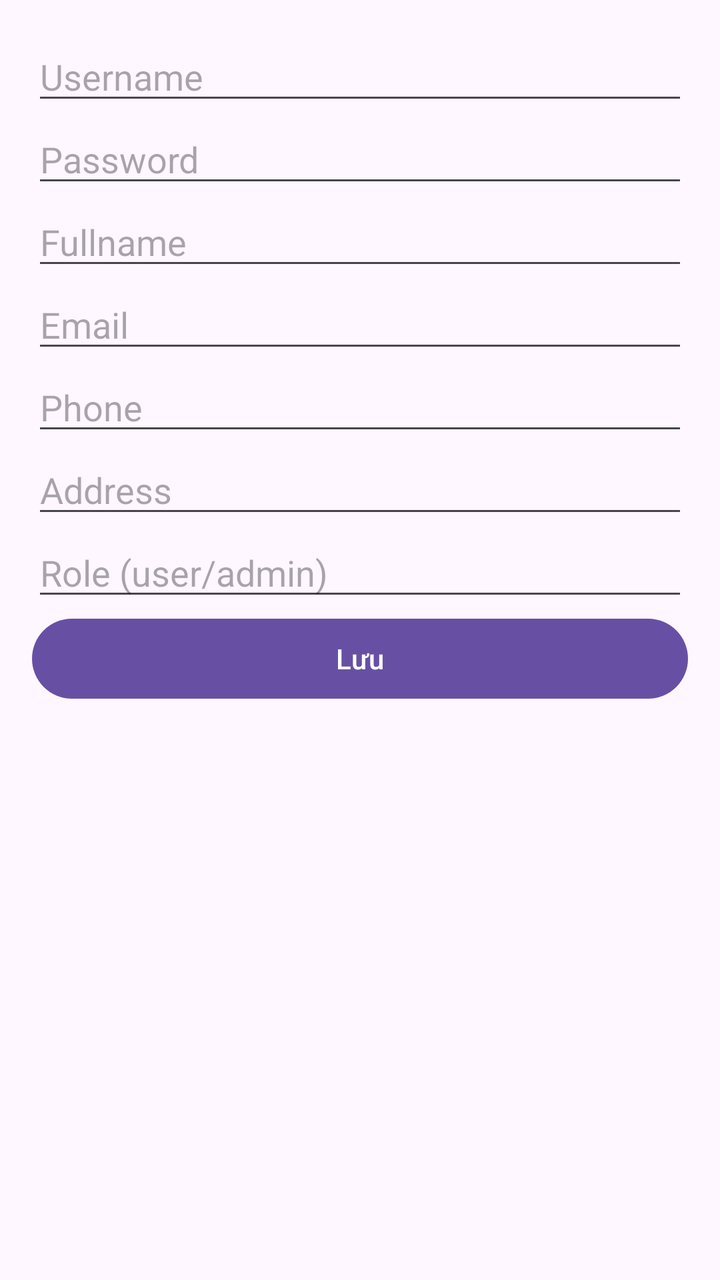
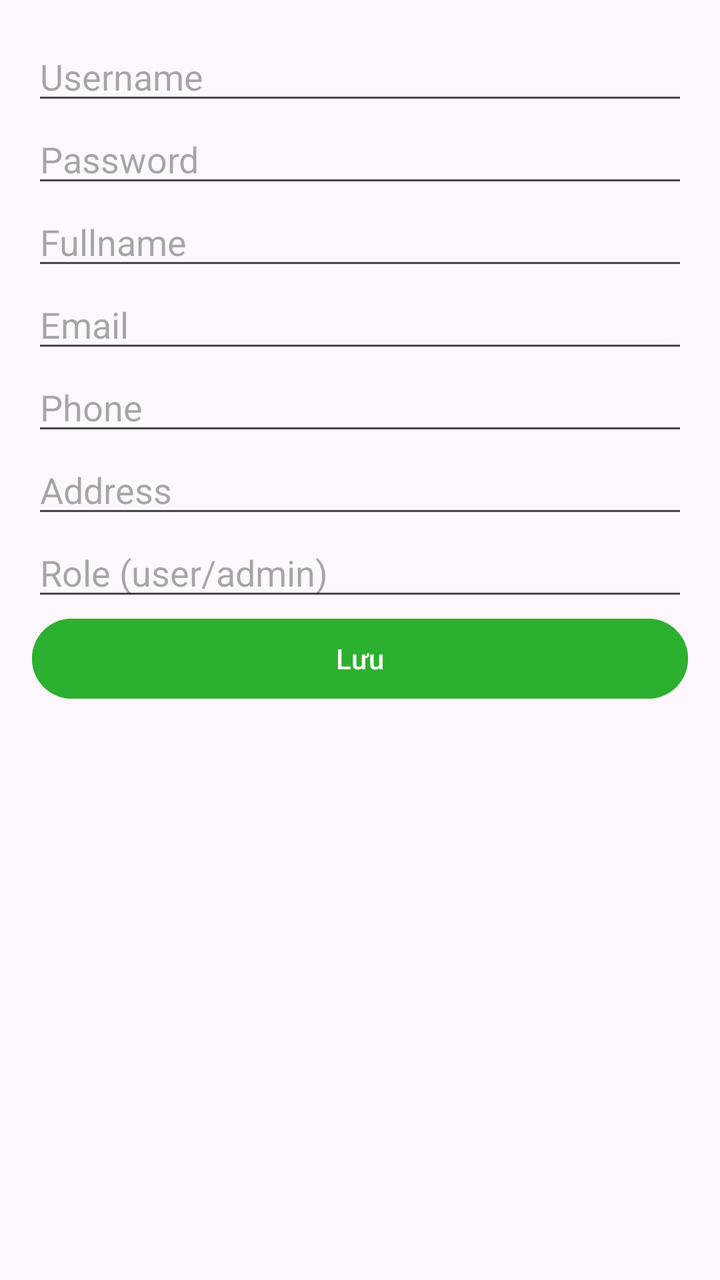

An Android layout rendered at two revisions. The XML below is the earlier revision; the diff shows what the commit changed to produce the second picture.
<!-- AndroidManifest.xml: application theme Theme.BookApp -->
<!-- res/layout/dialog_add_edit_user.xml -->
<?xml version="1.0" encoding="utf-8"?>
<ScrollView xmlns:android="http://schemas.android.com/apk/res/android"
    android:layout_width="match_parent"
    android:layout_height="wrap_content">

    <LinearLayout
        android:layout_width="match_parent"
        android:layout_height="wrap_content"
        android:orientation="vertical"
        android:padding="16dp">

        <EditText android:id="@+id/etUsername" android:hint="Username" android:layout_width="match_parent" android:layout_height="wrap_content" />
        <EditText android:id="@+id/etPassword" android:hint="Password" android:inputType="textPassword" android:layout_width="match_parent" android:layout_height="wrap_content" />
        <EditText android:id="@+id/etFullname" android:hint="Fullname" android:layout_width="match_parent" android:layout_height="wrap_content" />
        <EditText android:id="@+id/etEmail" android:hint="Email" android:inputType="textEmailAddress" android:layout_width="match_parent" android:layout_height="wrap_content" />
        <EditText android:id="@+id/etPhone" android:hint="Phone" android:inputType="phone" android:layout_width="match_parent" android:layout_height="wrap_content" />
        <EditText android:id="@+id/etAddress" android:hint="Address" android:layout_width="match_parent" android:layout_height="wrap_content" />
        <EditText android:id="@+id/etRole" android:hint="Role (user/admin)" android:layout_width="match_parent" android:layout_height="wrap_content" />

        <Button android:id="@+id/btnSave" android:text="Lưu" android:layout_width="match_parent" android:layout_height="wrap_content" />

    </LinearLayout>
</ScrollView>
<!-- resources referenced by this layout -->
<resources>
  <style name="Theme.BookApp" parent="Base.Theme.BookApp" />
  <style name="Base.Theme.BookApp" parent="Theme.Material3.DayNight.NoActionBar">
          
          
      </style>
</resources>

<!-- the commit's change to res/layout/dialog_add_edit_user.xml (unified diff, before → after) -->
@@ -17,7 +17,7 @@
         <EditText android:id="@+id/etAddress" android:hint="Address" android:layout_width="match_parent" android:layout_height="wrap_content" />
         <EditText android:id="@+id/etRole" android:hint="Role (user/admin)" android:layout_width="match_parent" android:layout_height="wrap_content" />
 
-        <Button android:id="@+id/btnSave" android:text="Lưu" android:layout_width="match_parent" android:layout_height="wrap_content" />
+        <Button android:id="@+id/btnSave" android:text="Lưu" android:layout_width="match_parent" android:layout_height="wrap_content" android:backgroundTint="#2cb02f"/>
 
     </LinearLayout>
 </ScrollView>
